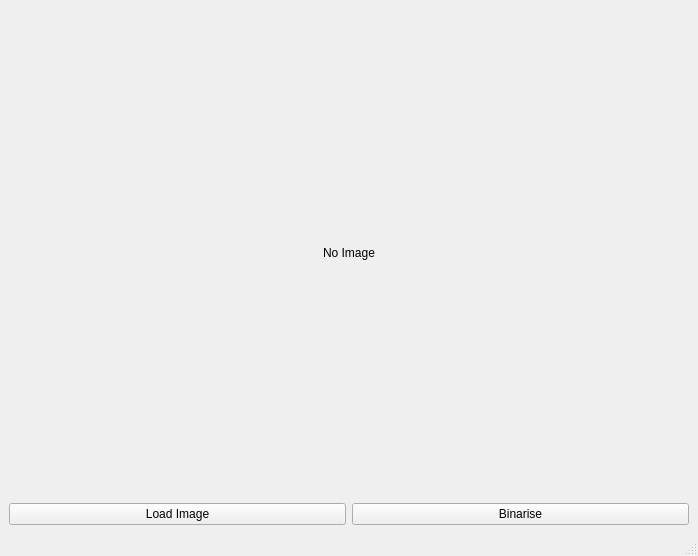
First picture: the form in MainWindow.ui, repository Henrydw/PorosityPyGui, before the edit.
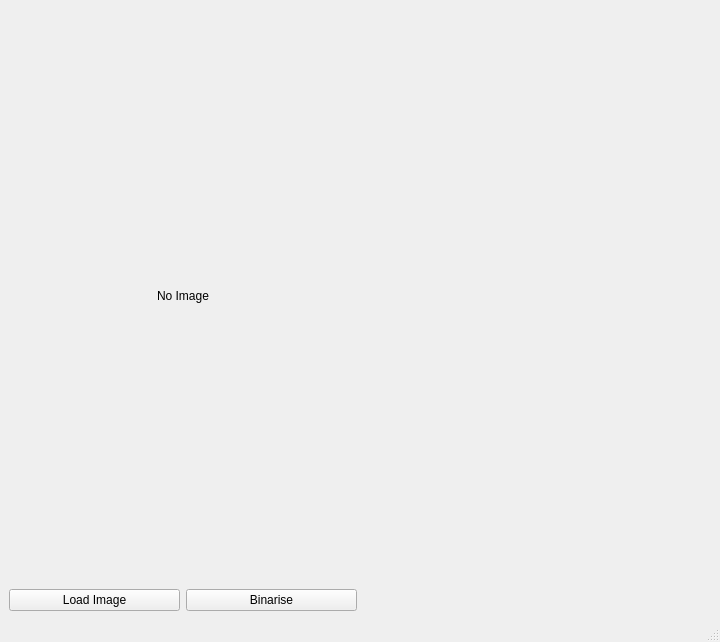
Second picture: the form after the edit. Custom widgets are drawn as their Qt base class.

Commit message: add pyqtgraph module and put a blank graph into the main screen on the ui

```diff
--- a/MainWindow.ui
+++ b/MainWindow.ui
@@ -6,8 +6,8 @@
    <rect>
     <x>0</x>
     <y>0</y>
-    <width>698</width>
-    <height>556</height>
+    <width>720</width>
+    <height>642</height>
    </rect>
   </property>
   <property name="windowTitle">
@@ -16,6 +16,8 @@
   <widget class="QWidget" name="centralwidget">
    <layout class="QVBoxLayout" name="verticalLayout">
     <item>
+     <layout class="QGridLayout" name="gridLayout">
+      <item row="0" column="0">
      <widget class="QLabel" name="image_1">
       <property name="minimumSize">
        <size>
@@ -34,7 +36,7 @@
       </property>
      </widget>
     </item>
-    <item>
+      <item row="1" column="0">
      <layout class="QHBoxLayout" name="horizontalLayout">
       <item>
        <widget class="QPushButton" name="button_1">
@@ -52,6 +54,11 @@
       </item>
      </layout>
     </item>
+      <item row="0" column="1">
+       <widget class="PlotWidget" name="graphWidget" native="true"/>
+      </item>
+     </layout>
+    </item>
    </layout>
   </widget>
   <widget class="QMenuBar" name="menubar">
@@ -66,6 +73,14 @@
   </widget>
   <widget class="QStatusBar" name="statusbar"/>
  </widget>
+ <customwidgets>
+  <customwidget>
+   <class>PlotWidget</class>
+   <extends>QWidget</extends>
+   <header>pyqtgraph</header>
+   <container>1</container>
+  </customwidget>
+ </customwidgets>
  <resources/>
  <connections/>
 </ui>
```
Left out of the diff: 2 changed lines with no effect on the pictures. Lines whose indentation alone changed are shown as unchanged. The commit also changes 2 other files.
